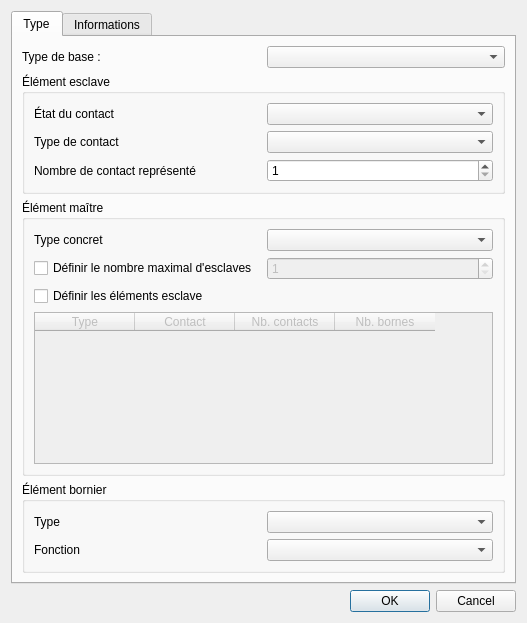
First picture: the form in sources/editor/ui/elementpropertieseditorwidget.ui, repository qelectrotech/qelectrotech-source-mirror, before the edit.
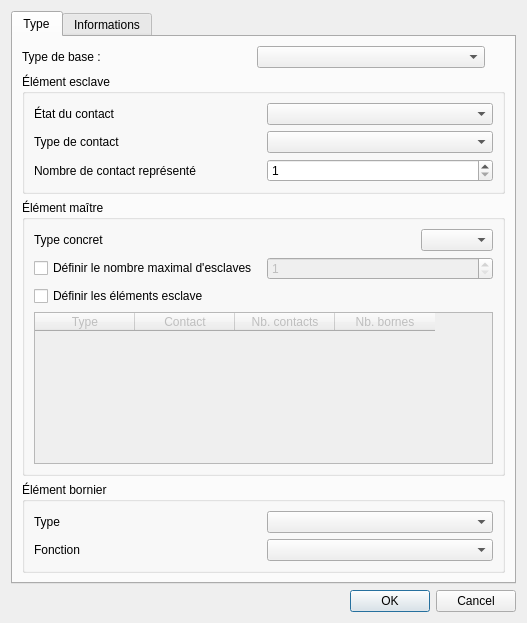
Second picture: the form after the edit.

Commit message: PLC Fix scroll sync, data persistence, font defaults, copy/paste, and layout fixes

```diff
--- a/sources/editor/ui/elementpropertieseditorwidget.ui
+++ b/sources/editor/ui/elementpropertieseditorwidget.ui
@@ -39,6 +39,19 @@
          <item>
           <widget class="QComboBox" name="m_base_type_cb"/>
          </item>
+        <item>
+         <spacer name="verticalSpacer_2">
+          <property name="orientation">
+           <enum>Qt::Vertical</enum>
+          </property>
+          <property name="sizeHint" stdset="0">
+           <size>
+            <width>20</width>
+            <height>40</height>
+           </size>
+          </property>
+         </spacer>
+        </item>
         </layout>
        </item>
        <item>
@@ -94,16 +107,33 @@
           <string>Élément maître</string>
          </property>
           <layout class="QGridLayout" name="gridLayout_3">
-           <item row="0" column="0">
+            <item row="0" column="0" colspan="2">
+             <layout class="QHBoxLayout" name="type_concret_layout">
+              <item>
             <widget class="QLabel" name="label_5">
              <property name="text">
               <string>Type concret</string>
              </property>
             </widget>
            </item>
-           <item row="0" column="1">
+              <item>
+               <spacer name="type_concret_spacer">
+                <property name="orientation">
+                 <enum>Qt::Horizontal</enum>
+                </property>
+                <property name="sizeHint" stdset="0">
+                 <size>
+                  <width>40</width>
+                  <height>20</height>
+                 </size>
+                </property>
+               </spacer>
+              </item>
+              <item>
             <widget class="QComboBox" name="m_master_type_cb"/>
            </item>
+             </layout>
+            </item>
           <item row="1" column="0">
            <widget class="QCheckBox" name="max_slaves_checkbox">
             <property name="text">
@@ -202,19 +232,6 @@
          </layout>
         </widget>
        </item>
-       <item>
-        <spacer name="verticalSpacer_2">
-         <property name="orientation">
-          <enum>Qt::Vertical</enum>
-         </property>
-         <property name="sizeHint" stdset="0">
-          <size>
-           <width>20</width>
-           <height>40</height>
-          </size>
-         </property>
-        </spacer>
-       </item>
       </layout>
      </widget>
      <widget class="QWidget" name="Informations">
```
Lines whose indentation alone changed are shown as unchanged. The commit also changes 7 other files.
